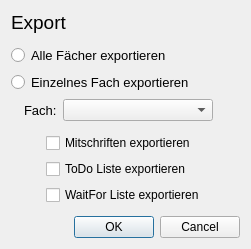
orgnnice/OrgNNice, file exportdialog.ui: the form before one commit.
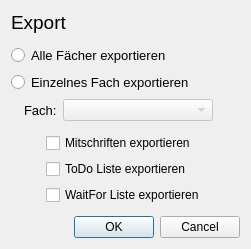
The form after the commit.

Patch:
```diff
--- a/exportdialog.ui
+++ b/exportdialog.ui
@@ -100,6 +100,9 @@
        </item>
        <item>
         <widget class="QComboBox" name="comboBox">
+         <property name="enabled">
+          <bool>false</bool>
+         </property>
          <property name="minimumSize">
           <size>
            <width>150</width>
```
